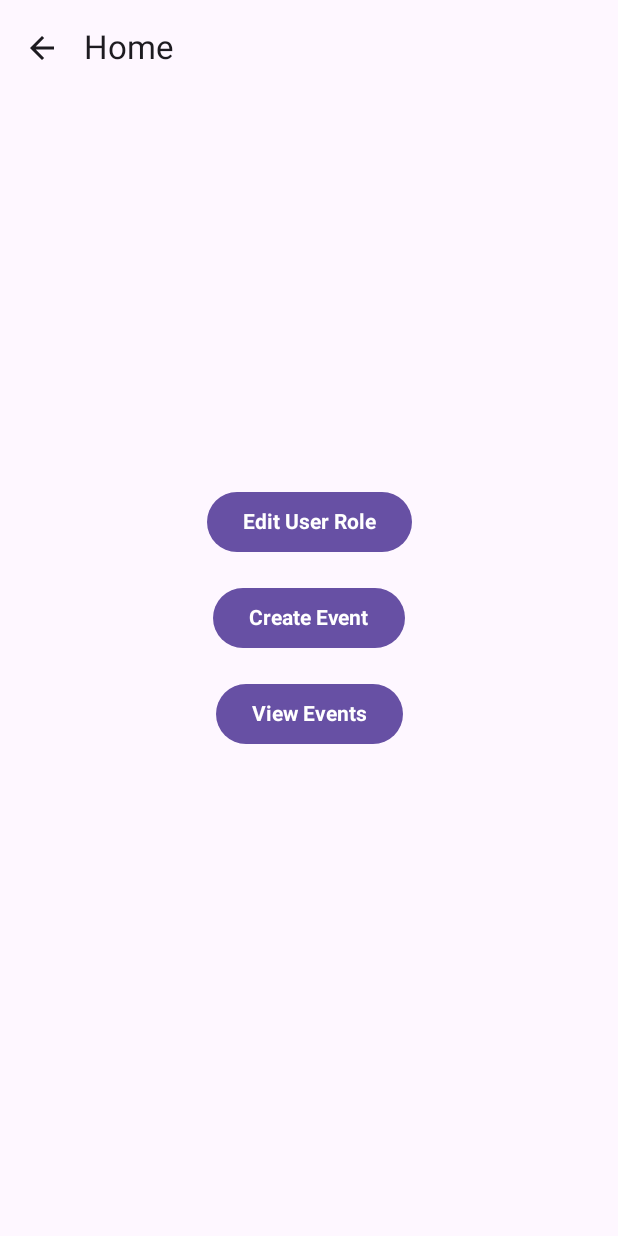
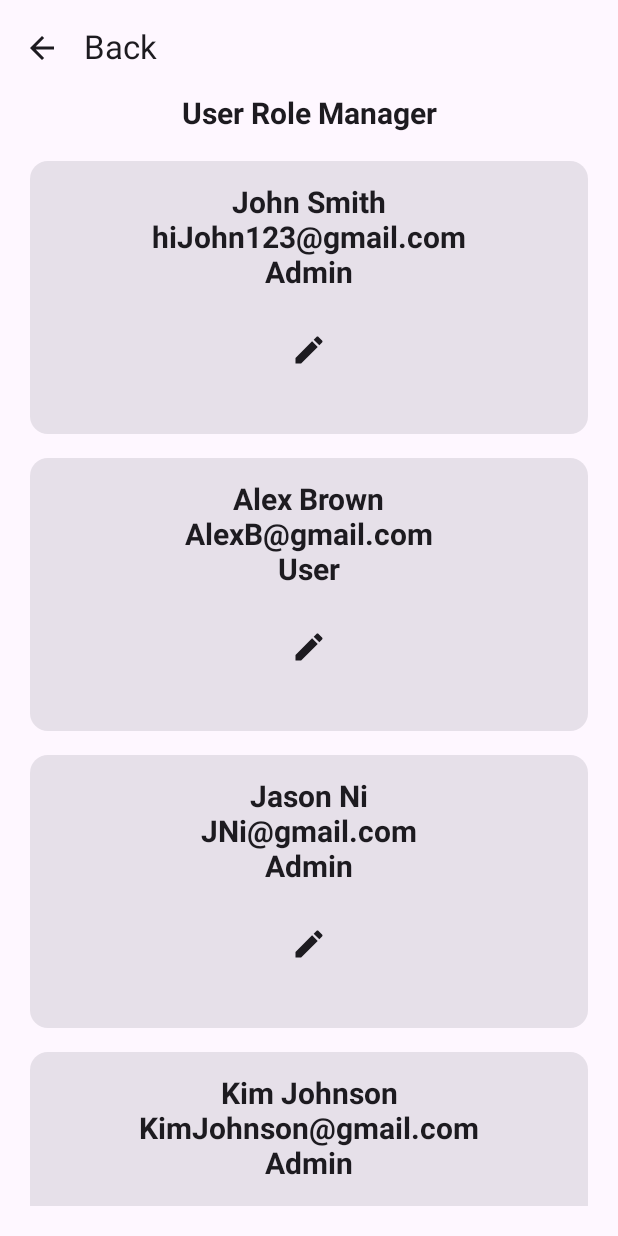
Before and after one commit to SeattleColleges/nsc-events-android, an Android app built with Jetpack Compose: the AdminView screen opened through its navigation route, after a tap on "Edit User Role", on a phone screen of 412 x 824 dp. Run offline under Robolectric (Android 15) with nearby library versions, the phone set to English and light mode, and no system bars; libraries missing offline, so code that uses them is left out: com.example.belindas_closet.

Commit message:
user role screen creation

```diff
--- a/app/src/main/java/com/example/nsc_events/Routes.kt
+++ b/app/src/main/java/com/example/nsc_events/Routes.kt
@@ -9,5 +9,6 @@ sealed class Routes(val route: String) {
     object EventEdit: Routes("Edit Event")
     object ForgotPassword: Routes("Forgot Password")
     object CreatorView: Routes("Creator View")
-    object AdminView: Routes(" Admin View")
+    object AdminView: Routes("Admin View")
+    object EditUserRole: Routes("Edit User Role")
 }
--- a/app/src/main/java/com/example/nsc_events/data/Datasource.kt
+++ b/app/src/main/java/com/example/nsc_events/data/Datasource.kt
@@ -1,8 +1,10 @@
 package com.example.nsc_events.data
 
 import com.example.nsc_events.R
+import com.example.nsc_events.data.network.dto.auth_dto.Role
 import com.example.nsc_events.model.Event
 import com.example.nsc_events.model.SocialMedia
+import com.example.nsc_events.model.User
 import java.util.Date
 
 class Datasource {
@@ -29,4 +31,67 @@ class Datasource {
                 "no privacy", "not very good", true, "1"),
         )
     }
+
+    // User data is hard coded for now
+    private val userList = mutableListOf<User>()
+    // Adding Users to UserList
+    init {
+        userList.add(
+            User(
+                userFirstName = "John",
+                userLastName = "Smith",
+                userEmail = "hiJohn123@gmail.com",
+                Role.ADMIN,
+                userId = "1"
+            )
+        )
+        userList.add(
+            User(
+                userFirstName = "Alex",
+                userLastName = "Brown",
+                userEmail = "AlexB@gmail.com",
+                Role.USER,
+                userId = "2"
+            )
+        )
+        userList.add(
+            User(
+                userFirstName = "Jason",
+                userLastName = "Ni",
+                userEmail = "JNi@gmail.com",
+                Role.ADMIN,
+                userId = "3"
+            )
+        )
+        userList.add(
+            User(
+                userFirstName = "Kim",
+                userLastName = "Johnson",
+                userEmail = "KimJohnson@gmail.com",
+                Role.ADMIN,
+                userId = "4"
+            )
+        )
+        userList.add(
+            User(
+                userFirstName = "Ellen",
+                userLastName = "Jones",
+                userEmail = "Ellen_J@gmail.com",
+                Role.USER,
+                userId = "5"
+            )
+        )
+        userList.add(
+            User(
+                userFirstName = "Taylor",
+                userLastName = "Wright",
+                userEmail = "TayW265@gmail.com",
+                Role.USER,
+                userId = "6"
+            )
+        )
+    }
+    fun loadUsers(): List<User> {
+        return userList
+    }
 }
--- /dev/null
+++ b/app/src/main/java/com/example/nsc_events/model/User.kt
@@ -0,0 +1,11 @@
+package com.example.nsc_events.model
+
+import com.example.nsc_events.data.network.dto.auth_dto.Role
+
+data class User(
+    val userFirstName: String,
+    val userLastName: String,
+    val userEmail: String,
+    val userRole: Role,
+    val userId: String = "0"
+)
--- a/app/src/main/java/com/example/nsc_events/screen/AdminView.kt
+++ b/app/src/main/java/com/example/nsc_events/screen/AdminView.kt
@@ -70,7 +70,9 @@ fun AdminView(navController: NavHostController) {
                 horizontalAlignment = Alignment.CenterHorizontally
             ) {
 
-                Button(onClick = {/* TODO */ }) {
+                Button(onClick = {
+                    navController.navigate(Routes.EditUserRole.route)
+                }) {
                     Text(text = "Edit User Role",
                         style = TextStyle(
                             fontSize = 14.sp,
--- /dev/null
+++ b/app/src/main/java/com/example/nsc_events/screen/EditUserRole.kt
@@ -0,0 +1,179 @@
+package com.example.nsc_events.screen
+
+import androidx.compose.foundation.border
+import androidx.compose.foundation.layout.Arrangement
+import androidx.compose.foundation.layout.Column
+import androidx.compose.foundation.layout.Row
+import androidx.compose.foundation.layout.Spacer
+import androidx.compose.foundation.layout.fillMaxSize
+import androidx.compose.foundation.layout.fillMaxWidth
+import androidx.compose.foundation.layout.padding
+import androidx.compose.foundation.lazy.LazyColumn
+import androidx.compose.foundation.lazy.items
+import androidx.compose.material.icons.Icons
+import androidx.compose.material.icons.filled.ArrowBack
+import androidx.compose.material.icons.filled.Edit
+import androidx.compose.material3.Card
+import androidx.compose.material3.ExperimentalMaterial3Api
+import androidx.compose.material3.Icon
+import androidx.compose.material3.IconButton
+import androidx.compose.material3.RadioButton
+import androidx.compose.material3.Scaffold
+import androidx.compose.material3.Text
+import androidx.compose.material3.TopAppBar
+import androidx.compose.runtime.Composable
+import androidx.compose.runtime.getValue
+import androidx.compose.runtime.mutableStateOf
+import androidx.compose.runtime.remember
+import androidx.compose.runtime.setValue
+import androidx.compose.ui.Alignment
+import androidx.compose.ui.Modifier
+import androidx.compose.ui.graphics.Color
+import androidx.compose.ui.res.stringResource
+import androidx.compose.ui.unit.dp
+import androidx.compose.ui.window.Dialog
+import androidx.navigation.NavController
+import com.example.nsc_events.R
+import com.example.nsc_events.Routes
+import com.example.nsc_events.data.Datasource
+import com.example.nsc_events.model.User
+
+@OptIn(ExperimentalMaterial3Api::class)
+@Composable
+fun EditUserRole(navController: NavController) {
+
+    Scaffold(modifier = Modifier.fillMaxSize(), topBar = {
+        /* Back arrow that navigates back to login page */
+        TopAppBar(title = { Text("Back") }, navigationIcon = {
+            IconButton(onClick = {
+                navController.navigate(Routes.AdminView.route)
+            }) {
+                Icon(
+                    imageVector = Icons.Default.ArrowBack, contentDescription = "Back to Home page"
+                )
+            }
+        })
+    }) { innerPadding ->
+        val modifier = Modifier.padding(innerPadding)
+        Column(
+            modifier = modifier.fillMaxSize(),
+            verticalArrangement = Arrangement.Center,
+            horizontalAlignment = Alignment.CenterHorizontally
+        ) {
+            CustomTextField(text = stringResource(R.string.edit_user_role_title))
+            UserList(users = Datasource().loadUsers(), navController = navController)
+        }
+    }
+}
+
+@Composable
+fun UserCard(user: User, navController: NavController) {
+    var isEditingRole by remember { mutableStateOf(false) }
+    var selectedRole by remember { mutableStateOf(user.userRole.role) }
+    var isCancel by remember { mutableStateOf(false) }
+    var isSave by remember { mutableStateOf(false) }
+
+    Card(
+        modifier = Modifier
+    ) {
+        Column(
+            modifier = Modifier
+                .fillMaxWidth()
+                .padding(16.dp),
+            verticalArrangement = Arrangement.Top,
+            horizontalAlignment = Alignment.CenterHorizontally
+        ) {
+            CustomTextField(text = user.userFirstName + " " + user.userLastName)
+            CustomTextField(text = user.userEmail)
+            CustomTextField(
+                text = user.userRole.role.lowercase().replaceFirstChar { it.uppercase() })
+            Row(
+                modifier = Modifier.padding(16.dp), verticalAlignment = Alignment.CenterVertically
+            ) {
+                IconButton(onClick = {
+                    isEditingRole = true
+                }) {
+                    Icon(imageVector = Icons.Default.Edit, contentDescription = "Edit")
+                }
+                if (isEditingRole) {
+                    RoleSelectionDialog(selectedRole = selectedRole, onRoleSelected = {
+                        selectedRole = it
+                        isEditingRole = false
+                    }, onDismiss = { isEditingRole = false })
+                }
+            }
+        }
+    }
+}
+
+@Composable
+fun RoleSelectionDialog(
+    selectedRole: String, onRoleSelected: (String) -> Unit, onDismiss: () -> Unit
+) {
+    Dialog(onDismissRequest = {
+        onDismiss()
+    }) {
+        Card(
+            modifier = Modifier
+                .padding(16.dp)
+                .border(1.dp, Color.White)
+        ) {
+            Column(
+                modifier = Modifier
+                    .fillMaxWidth()
+                    .padding(16.dp),
+                verticalArrangement = Arrangement.Top,
+                horizontalAlignment = Alignment.CenterHorizontally
+            ) {
+                Text("Select Role")
+                Spacer(modifier = Modifier.padding(8.dp))
+                Column(
+                    modifier = Modifier.padding(8.dp),
+                    verticalArrangement = Arrangement.Top,
+                ) {
+                    Row(
+                        verticalAlignment = Alignment.CenterVertically
+                    ) {
+                        RadioButton(selected = selectedRole == "Admin",
+                            onClick = { onRoleSelected("Admin") })
+                        Text("Admin")
+                    }
+
+                    Row(
+                        verticalAlignment = Alignment.CenterVertically
+                    ) {
+                        RadioButton(selected = selectedRole == "Creator",
+                            onClick = { onRoleSelected("Creator") })
+                        Text("Creator")
+                    }
+
+                    Row(
+                        verticalAlignment = Alignment.CenterVertically
+                    ) {
+                        RadioButton(
+                            selected = selectedRole == "User",
+                            onClick = { onRoleSelected("User") })
+                        Text("User")
+                    }
+                }
+            }
+        }
+    }
+}
+
+
+@Composable
+fun UserList(users: List<User>, navController: NavController) {
+    LazyColumn(
+        modifier = Modifier
+            .fillMaxSize()
+            .padding(20.dp),
+        verticalArrangement = Arrangement.Top,
+        horizontalAlignment = Alignment.CenterHorizontally
+    ) {
+        items(users) { user ->
+            UserCard(user = user, navController = navController)
+            Spacer(modifier = Modifier.padding(8.dp))
+        }
+    }
+}
--- a/app/src/main/java/com/example/nsc_events/screen/ScreenMain.kt
+++ b/app/src/main/java/com/example/nsc_events/screen/ScreenMain.kt
@@ -52,5 +52,8 @@ fun ScreenMain(){
         composable(Routes.AdminView.route) {
             AdminView(navController = navController)
         }
+        composable(Routes.EditUserRole.route) {
+            EditUserRole(navController = navController)
+        }
     }
 }
--- a/app/src/main/res/values/strings.xml
+++ b/app/src/main/res/values/strings.xml
@@ -41,4 +41,7 @@
     <string name="attend_failure">Failed to attend</string>
     <string name="attend_exception">Exception failure</string>
 
+    <!--    Edit User Role Strings    -->
+    <string name="edit_user_role_title">User Role Manager</string>
+
 </resources>
```
